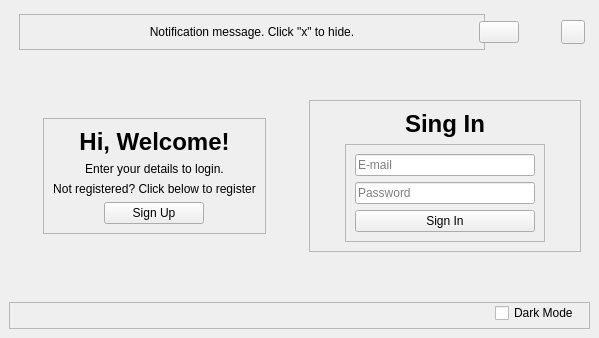
Above: ui/login_interface.ui from MichalTurowski/lolify-desktop before the change. Below: the same form after it.
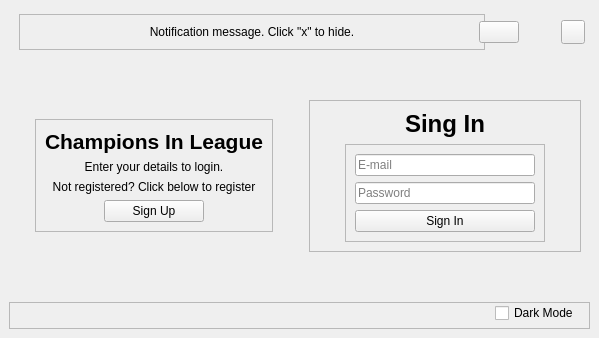
That is the form after the change. Icons and pictures are not drawn. Custom widgets are drawn as their Qt base class.

```diff
--- a/ui/login_interface.ui
+++ b/ui/login_interface.ui
@@ -198,7 +198,7 @@
               <item>
                <widget class="QLabel" name="label">
                 <property name="text">
-                 <string>&lt;html&gt;&lt;head/&gt;&lt;body&gt;&lt;p align=&quot;center&quot;&gt;&lt;span style=&quot; font-size:18pt; font-weight:700;&quot;&gt;Hi, Welcome!&lt;/span&gt;&lt;/p&gt;&lt;/body&gt;&lt;/html&gt;</string>
+                 <string>&lt;html&gt;&lt;head/&gt;&lt;body&gt;&lt;p align=&quot;center&quot;&gt;&lt;span style=&quot; font-size:16pt; font-weight:700;&quot;&gt;Champions In League&lt;/span&gt;&lt;/p&gt;&lt;/body&gt;&lt;/html&gt;</string>
                 </property>
                </widget>
               </item>
```
Left out of the diff: 2 changed lines with no effect on the pictures.
